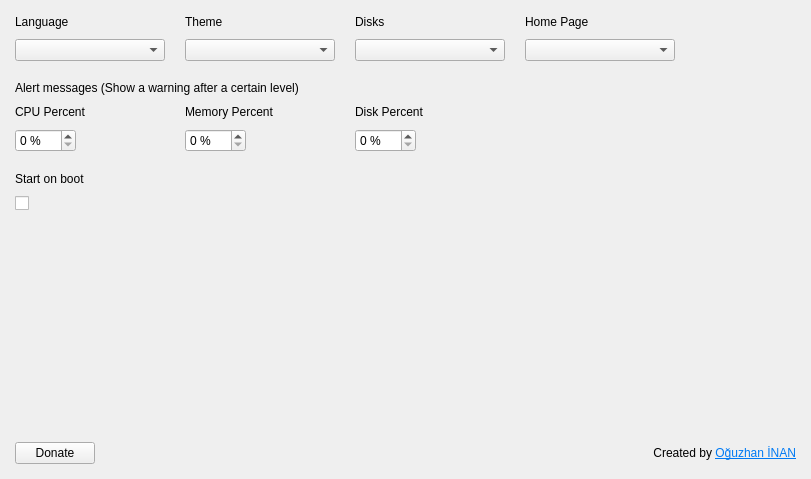
The window that stacer/Pages/Settings/settings_page.ui (oguzhaninan/Stacer) describes before a commit, drawn with Qt 5.
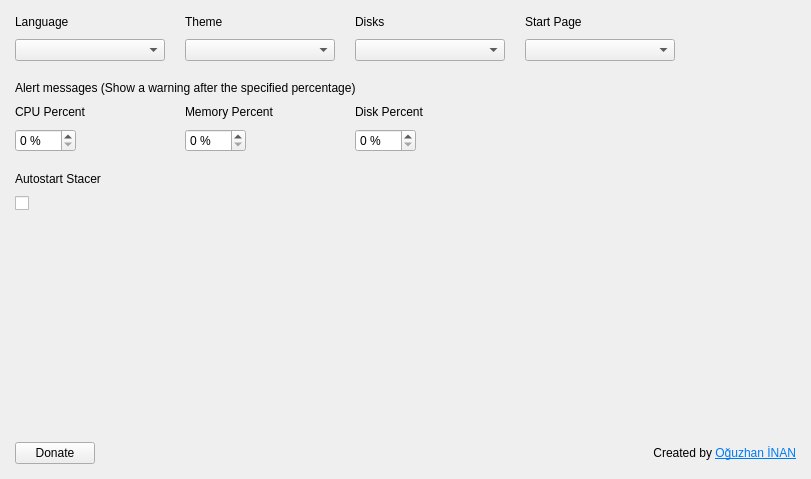
The same window after the commit. Icons and pictures are not drawn.

Diff of the .ui file:
```diff
--- a/stacer/Pages/Settings/settings_page.ui
+++ b/stacer/Pages/Settings/settings_page.ui
@@ -256,7 +256,7 @@
       </sizepolicy>
      </property>
      <property name="text">
-      <string>Start on boot</string>
+      <string>Autostart Stacer</string>
      </property>
     </widget>
    </item>
@@ -314,7 +314,7 @@
       <string>title</string>
      </property>
      <property name="text">
-      <string>Alert messages (Show a warning after a certain level)</string>
+      <string>Alert messages (Show a warning after the specified percentage)</string>
      </property>
     </widget>
    </item>
@@ -419,7 +419,7 @@
       </sizepolicy>
      </property>
      <property name="text">
-      <string>Home Page</string>
+      <string>Start Page</string>
      </property>
     </widget>
    </item>
```
Left out of the diff: 10 changed lines with no effect on the pictures.
